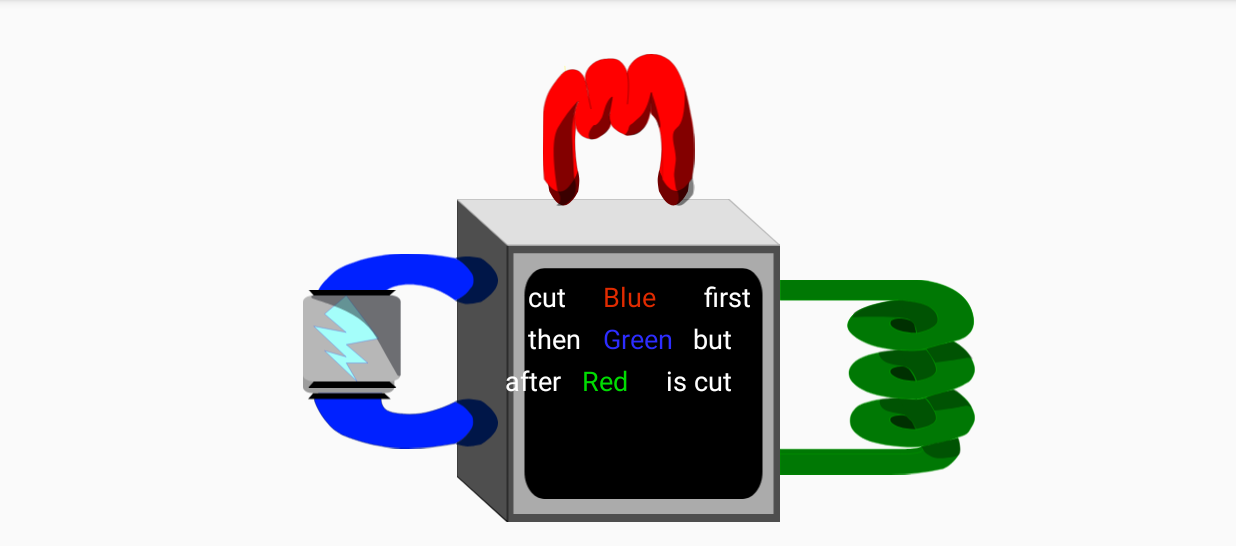
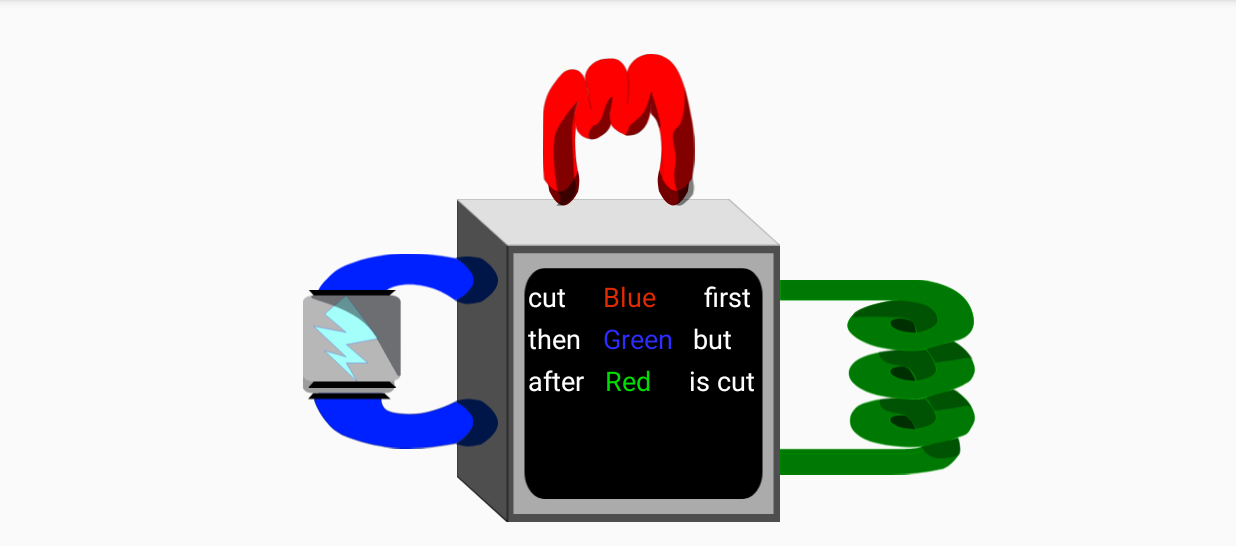
Before and after one commit to gavenl337/Rude_Awakening, an Android app: the bombhard screen opened directly, with no data from a screen before it, on a phone screen of 824 x 412 dp (held sideways), the part 72-618 px from its top. Run offline under Robolectric (Android 15) with nearby library versions, the phone set to English and light mode, and no system bars.

Commit message:
fixing the line up of instructions in bomb

```diff
--- a/app/src/main/res/layout/activity_bombhard.xml
+++ b/app/src/main/res/layout/activity_bombhard.xml
@@ -105,9 +105,9 @@
         android:text="after"
         android:textColor="@color/icons"
         android:textSize="18sp"
-        app:layout_constraintEnd_toEndOf="parent"
-        app:layout_constraintHorizontal_bias="0.434"
-        app:layout_constraintStart_toStartOf="parent"
+        app:layout_constraintEnd_toStartOf="@+id/green_wire_hard"
+        app:layout_constraintHorizontal_bias="0.268"
+        app:layout_constraintStart_toEndOf="@+id/blue_wire_hard"
         app:layout_constraintTop_toBottomOf="@+id/textView14" />
 
     <TextView
```
